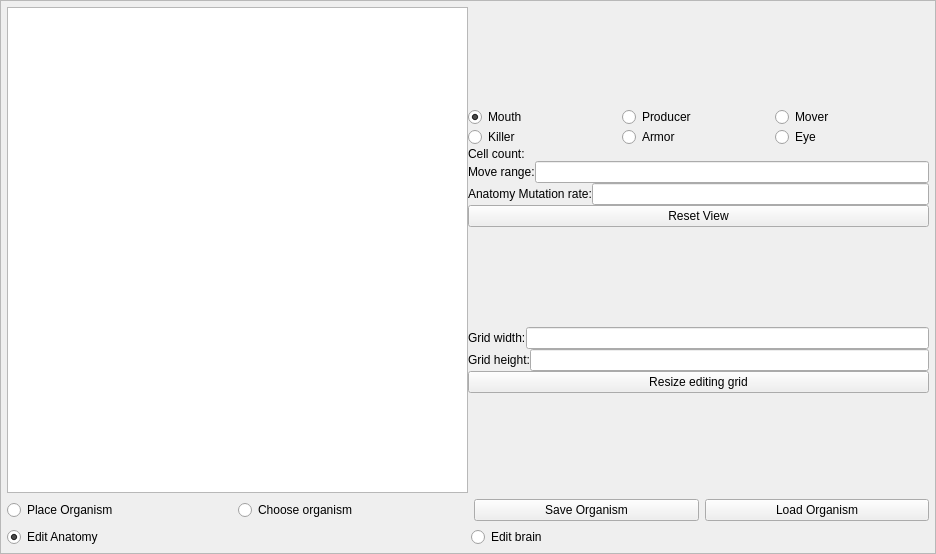
First picture: the form in Source/UiFiles/editor.ui, repository SuperSpaceEye/LifeEngineExtended, before the edit.
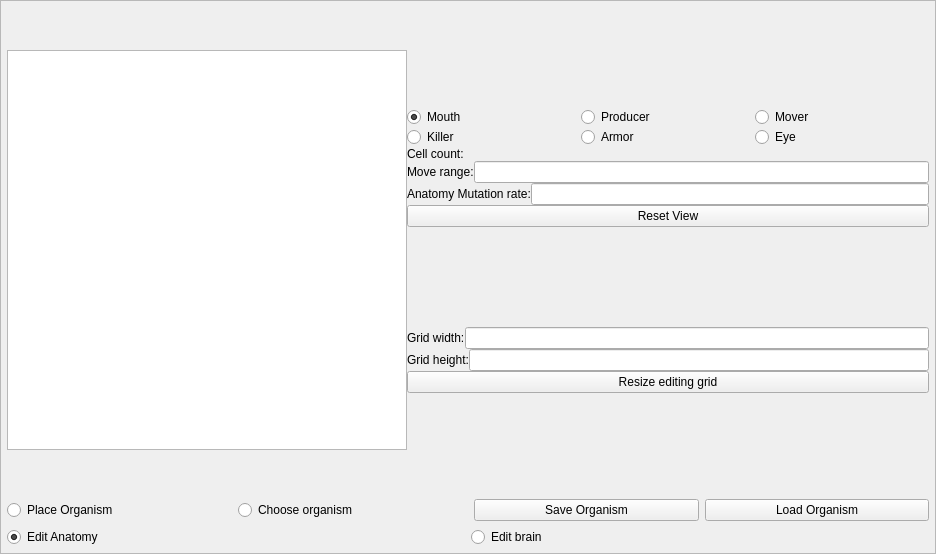
Second picture: the form after the edit.

The edit to the form file:
```diff
--- a/Source/UiFiles/editor.ui
+++ b/Source/UiFiles/editor.ui
@@ -109,11 +109,17 @@
                   <item>
                    <widget class="QGraphicsView" name="editor_graphicsView">
                     <property name="sizePolicy">
-                     <sizepolicy hsizetype="Preferred" vsizetype="Preferred">
+                     <sizepolicy hsizetype="Fixed" vsizetype="Fixed">
                       <horstretch>0</horstretch>
                       <verstretch>0</verstretch>
                      </sizepolicy>
                     </property>
+                    <property name="minimumSize">
+                     <size>
+                      <width>400</width>
+                      <height>400</height>
+                     </size>
+                    </property>
                     <property name="verticalScrollBarPolicy">
                      <enum>Qt::ScrollBarAlwaysOff</enum>
                     </property>
```
Left out of the diff: 2 changed lines with no effect on the pictures.
